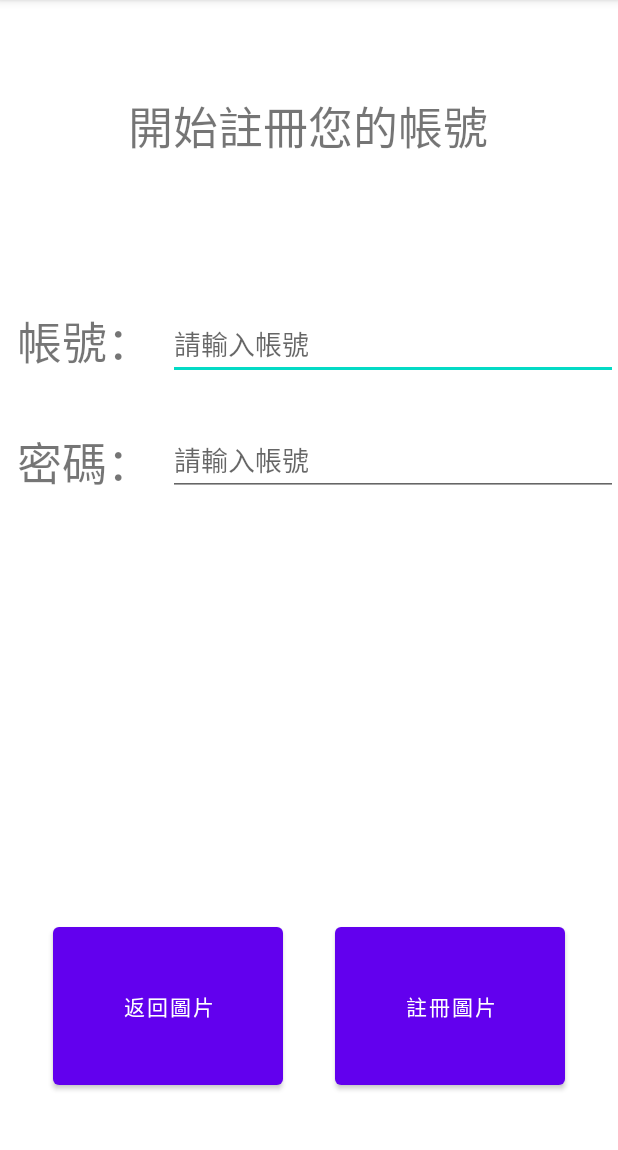
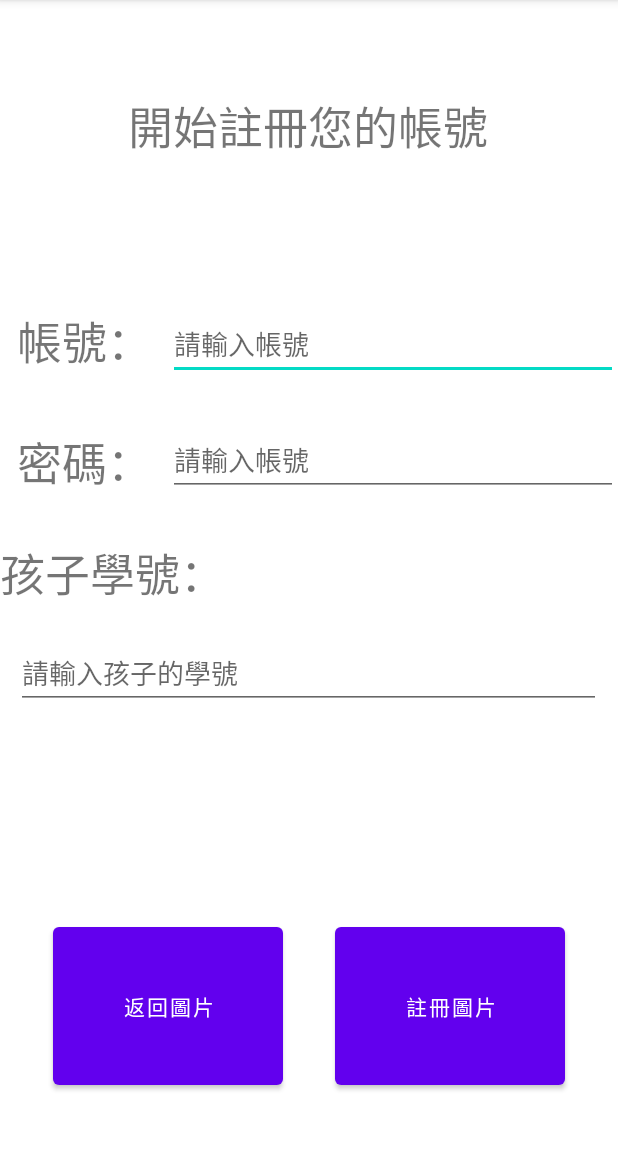
Before and after one commit to yenwei0530/Topic_parent_app, an Android app: the signup_page screen opened directly, with no data from a screen before it, after a tap on "註冊圖片", on a phone screen of 412 x 824 dp, the part 84-1234 px from its top. Run offline under Robolectric (Android 15) with nearby library versions, the phone set to English and light mode, and no system bars.

Commit message:
問卷QQ

```diff
--- a/app/src/main/java/com/example/parent_app/signup_page.kt
+++ b/app/src/main/java/com/example/parent_app/signup_page.kt
@@ -11,23 +11,26 @@ class signup_page: AppCompatActivity() {
     override fun onCreate(savedInstanceState: Bundle?) {
         super.onCreate(savedInstanceState)
         setContentView(R.layout.signup_page)
+        //------------------TEST SIDE----------------------------//
+        /* button_Login.setOnClickListener {
+        var loginid = userid.text.toString().trim()
+        var loginpw = userpw.text.toString().trim()
+        TEST.text = String.format(loginid + "  www  " + loginpw)
+    } */
+        //------------------TEST SIDE----------------------------//
+
         //變數帶入值
         var signup_userid = signup_userid.text
         var signup_userpw = signup_userpw.text
 
         //註冊按鈕 IF判斷 / 跳轉
         signup_button.setOnClickListener {
-            if (signup_userid.length == 0) {
-                Toast.makeText(this, "記得輸入帳號 ID WAY", Toast.LENGTH_LONG).show()
+
+            if (signup_userid.length == 0 || signup_userpw.length == 0 || signup_stu_number.length() == 0) {
+                Toast.makeText(this, "有資料尚未輸入", Toast.LENGTH_LONG).show()
             }
-            if (signup_userpw.length == 0) {
-                Toast.makeText(this, "記得輸入密碼 PW WAY", Toast.LENGTH_LONG).show()
-            }
-            if (signup_userid.length == 0 && signup_userpw.length == 0) {
-                Toast.makeText(this, "請輸入帳號密碼 ALL WAY", Toast.LENGTH_LONG).show()
-            }
-            if (signup_userid.length != 0 && signup_userpw.length != 0) {
-                val signupsuccess = Intent(this@signup_page, signup_success_page::class.java)
+            if (signup_userid.length != 0 && signup_userpw.length != 0 && signup_stu_number.length() != 0) {
+                val signupsuccess = Intent(this@signup_page, signup_ques_page::class.java)
                 startActivity(signupsuccess)
                 //
                 // 夾資料傳送
@@ -39,18 +42,6 @@ class signup_page: AppCompatActivity() {
                 startActivity(backtologin)
             }
 
-
-
-
-            //------------------TEST SIDE----------------------------//
-            /* button_Login.setOnClickListener {
-            var loginid = userid.text.toString().trim()
-            var loginpw = userpw.text.toString().trim()
-            TEST.text = String.format(loginid + "  www  " + loginpw)
-        } */
-            //------------------TEST SIDE----------------------------//
-
-
         }
     }
 }
--- a/app/src/main/res/layout/signup_page.xml
+++ b/app/src/main/res/layout/signup_page.xml
@@ -84,6 +84,18 @@
         app:layout_constraintTop_toTopOf="parent"
         app:layout_constraintVertical_bias="0.393" />
 
+    <EditText
+        android:id="@+id/signup_stu_number"
+        android:layout_width="390dp"
+        android:layout_height="45dp"
+        android:hint="請輸入孩子的學號"
+        app:layout_constraintBottom_toTopOf="@+id/signup_button"
+        app:layout_constraintEnd_toEndOf="parent"
+        app:layout_constraintHorizontal_bias="0.476"
+        app:layout_constraintStart_toStartOf="parent"
+        app:layout_constraintTop_toBottomOf="@+id/signup_stu_number_text"
+        app:layout_constraintVertical_bias="0.141" />
+
     <TextView
         android:id="@+id/signup_pw_text"
         android:layout_width="wrap_content"
@@ -97,4 +109,19 @@
         app:layout_constraintStart_toStartOf="parent"
         app:layout_constraintTop_toBottomOf="@+id/signup_id_text"
         app:layout_constraintVertical_bias="0.007" />
+
+    <TextView
+        android:id="@+id/signup_stu_number_text"
+        android:layout_width="wrap_content"
+        android:layout_height="wrap_content"
+        android:layout_marginTop="74dp"
+        android:layout_marginBottom="290dp"
+        android:text="孩子學號："
+        android:textSize="30sp"
+        app:layout_constraintBottom_toBottomOf="@+id/back_button"
+        app:layout_constraintEnd_toEndOf="parent"
+        app:layout_constraintHorizontal_bias="0.0"
+        app:layout_constraintStart_toStartOf="parent"
+        app:layout_constraintTop_toTopOf="@+id/signup_pw_text"
+        app:layout_constraintVertical_bias="0.0" />
 </androidx.constraintlayout.widget.ConstraintLayout>
```
Also changed, not shown: app/src/main/AndroidManifest.xml (+9 -0 lines), app/src/main/java/com/example/parent_app/signup_ques_page.kt (added, +12 -0 lines), app/src/main/res/layout/signup_ques_page.xml (added, +159 -0 lines).
